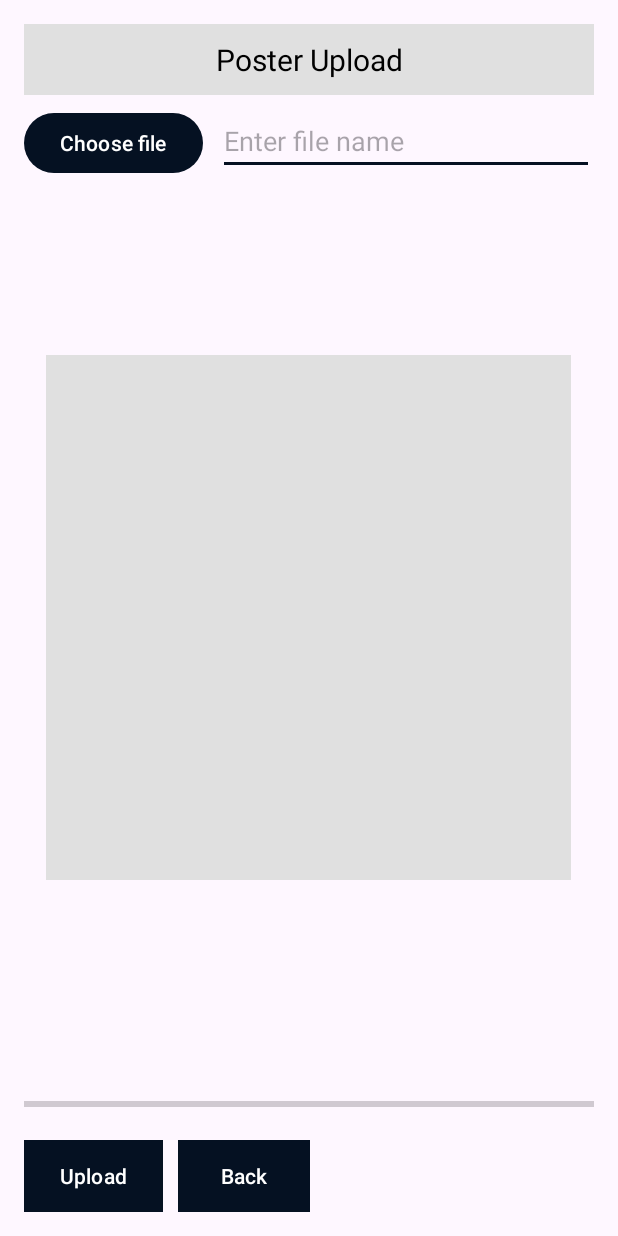
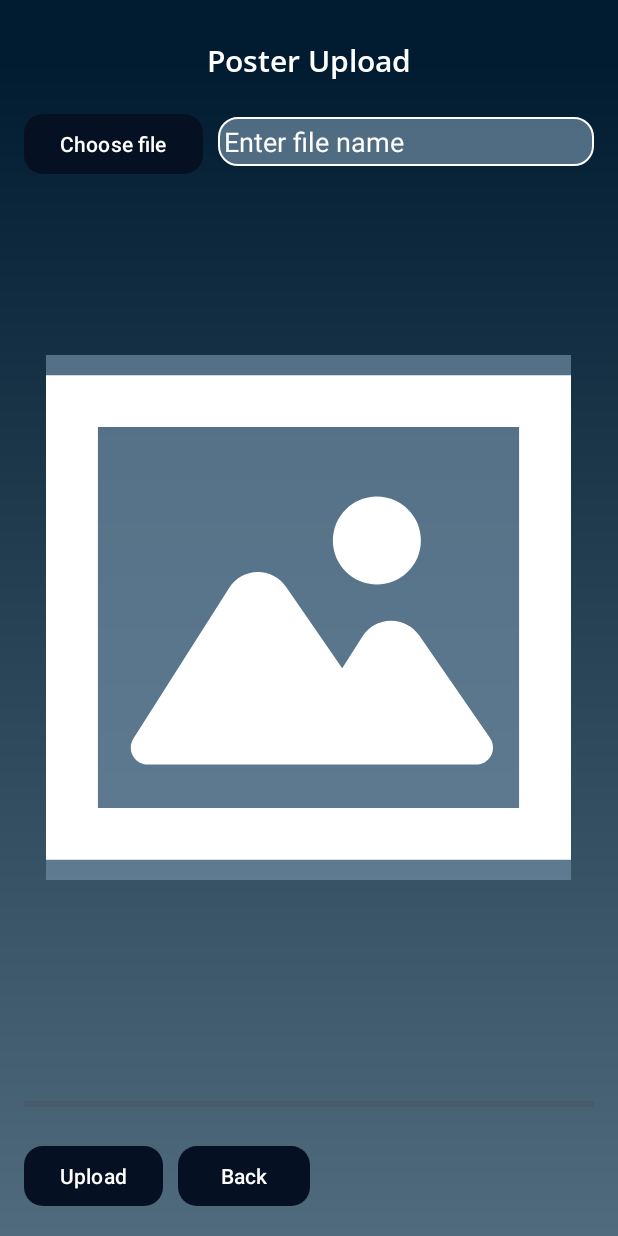
Before and after one commit to CMPUT301W24T08/DroidDesign, an Android app: the layout activity_image_upload.xml on its own in the app's theme, with its tools: preview values and no code run, on a phone screen of 412 x 824 dp. Run offline under Robolectric (Android 15) with nearby library versions, the phone set to English and light mode, and no system bars.

```diff
--- a/app/build.gradle.kts
+++ b/app/build.gradle.kts
@@ -57,7 +57,7 @@ dependencies {
     androidTestImplementation("androidx.test.espresso:espresso-core:3.5.1")
 
     implementation("com.journeyapps:zxing-android-embedded:4.3.0")
-    implementation("com.google.zxing:core:3.4.1")
+    implementation("com.google.zxing:core:3.5.3")
     implementation ("androidx.appcompat:appcompat:1.6.1")
     implementation ("com.squareup.picasso:picasso:2.71828")
 
--- a/app/src/main/java/com/example/droiddesign/model/User.java
+++ b/app/src/main/java/com/example/droiddesign/model/User.java
@@ -6,14 +6,13 @@ import com.google.firebase.firestore.DocumentReference;
 import com.google.firebase.firestore.DocumentSnapshot;
 import com.google.firebase.firestore.FirebaseFirestore;
 
-import java.io.Serializable;
+import java.util.ArrayList;
 import java.util.HashMap;
 import java.util.List;
 import java.util.Map;
 import java.util.Objects;
 
-public class User implements Serializable {
-	private static final long serialVersionUID = 1L; // Recommended to include
+public abstract class User {
 	protected String userId;
 	protected String userName;
 	protected Boolean registered;
--- a/app/src/main/java/com/example/droiddesign/view/AddEventActivity.java
+++ b/app/src/main/java/com/example/droiddesign/view/AddEventActivity.java
@@ -138,10 +138,9 @@ public class AddEventActivity extends AppCompatActivity implements DatePickerFra
                 String startTime = btnStartTime.getText().toString();
                 String endTime = btnEndTime.getText().toString();
                 String startDate = btnStartDate.getText().toString();
-                String endDate = btnEndDate.getText().toString();
-                boolean isMultiDayEvent = switchMultiDay.isChecked();
 
                 // Pack the data into an Intent
+                Intent intent = new Intent(AddEventActivity.this, AddEventSecondActivity.class);
                 intent.putExtra("eventName", eventName);
                 intent.putExtra("eventLocation", eventLocation);
                 intent.putExtra("startTime", startTime);
@@ -151,7 +150,6 @@ public class AddEventActivity extends AppCompatActivity implements DatePickerFra
 
                 // Start the EventDetailsActivity
                 startActivity(intent);
-
             }
         });
     }
--- a/app/src/main/res/layout/activity_add_event_second.xml
+++ b/app/src/main/res/layout/activity_add_event_second.xml
@@ -186,12 +186,12 @@
         app:layout_constraintVertical_bias="1.1"/>
 
     <com.google.android.material.button.MaterialButton
-        android:id="@+id/button_finish"
+        android:id="@+id/finish_add_button"
         android:layout_width="wrap_content"
         android:layout_height="wrap_content"
         android:backgroundTint="@color/card_bg_light_transparent"
         android:fontFamily="@font/opensans"
-        android:text="Finish"
+        android:text="@string/finish"
         app:cornerRadius="12.5dp"
         app:layout_constraintBottom_toBottomOf="parent"
         app:layout_constraintEnd_toEndOf="parent"
--- a/app/src/main/res/layout/activity_event_details.xml
+++ b/app/src/main/res/layout/activity_event_details.xml
@@ -133,7 +133,7 @@
         android:id="@+id/image_event_poster"
         android:layout_width="150dp"
         android:layout_height="200dp"
-        android:background="@color/card_bg_light_transparent"
+        android:background="@drawable/rounded_edittext"
         app:srcCompat="@drawable/image_placeholder"
         app:layout_constraintStart_toStartOf="parent"
         app:layout_constraintBottom_toTopOf="@id/event_description"
--- a/app/src/main/res/layout/activity_image_upload.xml
+++ b/app/src/main/res/layout/activity_image_upload.xml
@@ -4,7 +4,8 @@
     xmlns:tools="http://schemas.android.com/tools"
     android:padding="16dp"
     android:layout_width="match_parent"
-    android:layout_height="match_parent">
+    android:layout_height="match_parent"
+    android:background="@drawable/gradient_background">
 
     <TextView
         android:id="@+id/text_view_title"
@@ -13,16 +14,17 @@
         android:text="Poster Upload"
         android:gravity="center"
         android:textSize="20sp"
+        android:textColor="@color/white"
+        android:fontFamily="@font/opensans_semibold"
         android:layout_alignParentTop="true"
-        android:background="#E0E0E0"
-        android:textColor="#000000"
         android:padding="10dp" />
 
-    <Button
+    <com.google.android.material.button.MaterialButton
         android:id="@+id/button_choose_image"
         android:layout_width="wrap_content"
         android:layout_height="wrap_content"
         android:text="Choose file"
+        app:cornerRadius="12.5dp"
         android:layout_below="@+id/text_view_title"
         android:layout_marginTop="8dp" />
 
@@ -31,6 +33,8 @@
         android:layout_width="match_parent"
         android:layout_height="wrap_content"
         android:layout_toEndOf="@+id/button_choose_image"
+        android:textColorHint="@color/white"
+        android:background="@drawable/rounded_edittext"
         android:hint="Enter file name"
         android:layout_alignBaseline="@+id/button_choose_image"
         android:layout_toRightOf="@+id/button_choose_image"
@@ -40,7 +44,8 @@
         android:id="@+id/image_preview"
         android:layout_width="350dp"
         android:layout_height="350dp"
-        android:background="#E0E0E0"
+        android:background="@color/card_bg_light_transparent"
+        android:src="@drawable/image_placeholder"
         android:layout_centerInParent="true"
         android:contentDescription="Preview" />
 
@@ -53,26 +58,24 @@
         android:layout_alignParentStart="true"
         android:layout_marginBottom="16dp" />
 
-    <Button
+    <com.google.android.material.button.MaterialButton
         android:id="@+id/button_upload"
         android:layout_width="wrap_content"
         android:layout_height="wrap_content"
         android:layout_alignParentBottom="true"
         android:text="Upload"
-        android:background="#000000"
-        android:textColor="#FFFFFF"
+        app:cornerRadius="12.5dp"
         android:layout_alignParentStart="true" />
 
     <!-- Back Button -->
-    <Button
+    <com.google.android.material.button.MaterialButton
         android:id="@+id/button_back_upload"
         android:layout_width="wrap_content"
         android:layout_height="wrap_content"
         android:text="Back"
-        android:background="#000000"
-        android:textColor="#FFFFFF"
         android:layout_alignParentBottom="true"
         android:layout_toEndOf="@+id/button_upload"
-        android:layout_marginStart="10dp" />
+        android:layout_marginStart="10dp"
+        app:cornerRadius="12.5dp"/>
 
 </RelativeLayout>
--- a/app/src/main/res/values/strings.xml
+++ b/app/src/main/res/values/strings.xml
@@ -62,5 +62,4 @@
     <string name="current_attendance">X out of Y participants have arrived.</string>
     <string name="event_poster">Event Poster</string>
     <string name="finish">Finish</string>
-
 </resources>
```
Also changed, not shown: app/src/main/java/com/example/droiddesign/view/LaunchScreenActivity.java (+29 -26 lines), 3 other files.
